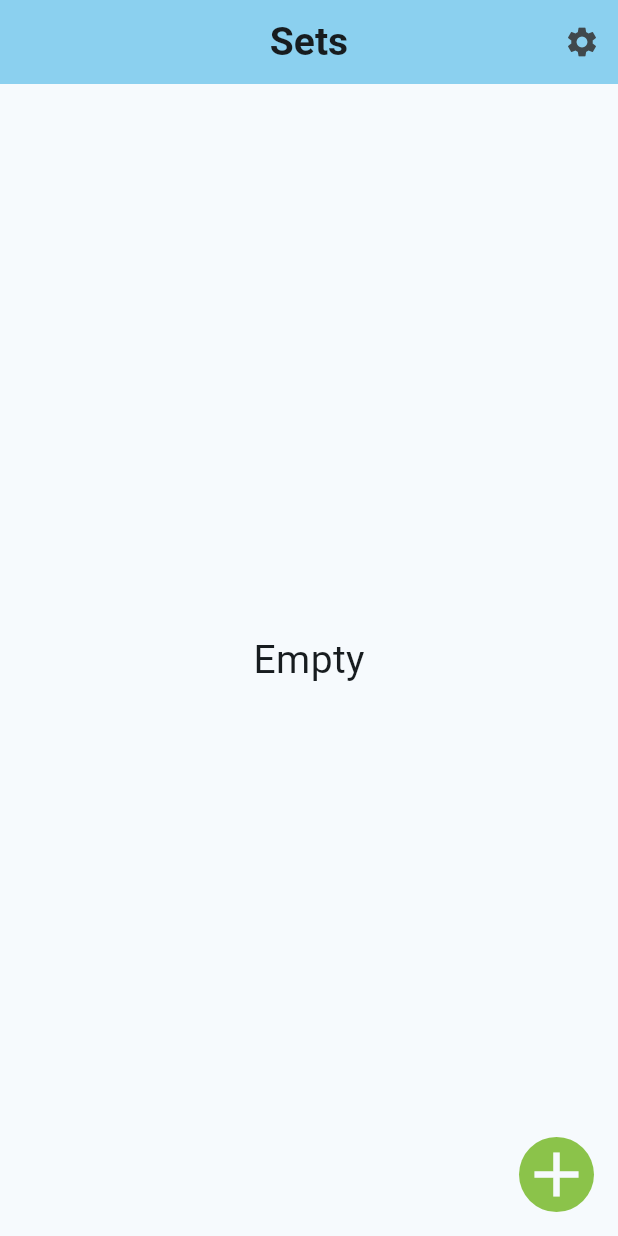
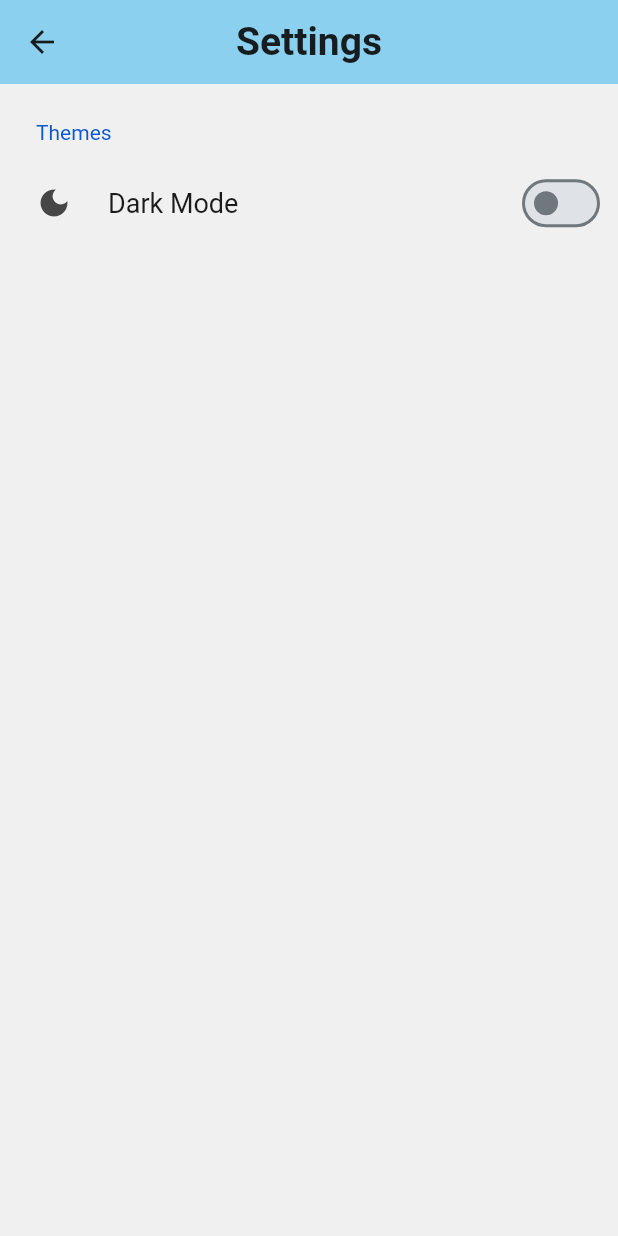
Before and after one commit to ThomasQTruong/Flash-Study, a Flutter app: the screen it shows after launch, after a tap on the "settings" icon, on a phone screen of 412 x 824 dp. Run offline on Flutter 3.47's test engine with Material 2 defaults, Android fonts, the phone set to English and light mode, and no system bars; drawn by our look-alikes of settings_ui; our stand-ins replace file_picker, google_fonts, open_file; Roboto replaces fonts that are missing (Arvo).

Commit message:
Added light/dark mode switch in settings.

```diff
--- a/lib/main.dart
+++ b/lib/main.dart
@@ -1,16 +1,23 @@
 import 'package:flash_study/pages/sets_page.dart';
 import 'package:flutter/material.dart';
 import 'package:google_fonts/google_fonts.dart';
-
-ColorScheme lightMode = ColorScheme.fromSeed(seedColor: const Color.fromARGB(255, 133, 218, 255));
-ColorScheme darkMode = const ColorScheme.dark(primary: Colors.white);
 
 void main() {
   runApp(const FlashStudy());
 }
 
-class FlashStudy extends StatelessWidget {
+class FlashStudy extends StatefulWidget {
   const FlashStudy({super.key});
+
+  @override
+  State<FlashStudy> createState() => FlashStudyState();
+
+  static FlashStudyState of(BuildContext context) =>
+      context.findAncestorStateOfType<FlashStudyState>()!;
+}
+
+class FlashStudyState extends State<FlashStudy>{
+  ThemeMode currentThemeMode = ThemeMode.system;
 
   @override
   Widget build(BuildContext context) {
@@ -20,10 +27,22 @@ class FlashStudy extends StatelessWidget {
       title: "Flash Study",
       theme: ThemeData(
         fontFamily: GoogleFonts.arvo().fontFamily,
-        colorScheme: lightMode,
+        colorScheme: ColorScheme.fromSeed(seedColor: const Color.fromARGB(255, 133, 218, 255)),
         useMaterial3: true,
       ),
+      darkTheme: ThemeData(
+        fontFamily: GoogleFonts.arvo().fontFamily,
+        colorScheme: const ColorScheme.dark(),
+        useMaterial3: true,
+      ),
+      themeMode: currentThemeMode,
       home: const SetsPage(title: "Sets"),
     );
   }
+
+  void changeTheme(ThemeMode themeMode) {
+    setState(() {
+      currentThemeMode = themeMode;
+    });
+  }
 }
--- a/lib/pages/sets_page.dart
+++ b/lib/pages/sets_page.dart
@@ -1,4 +1,5 @@
 import 'package:flash_study/objects/flashcard_set.dart';
+import 'package:flash_study/pages/settings_page.dart';
 import 'package:flutter/material.dart';
 import 'package:file_picker/file_picker.dart';
 import 'package:open_file/open_file.dart';
@@ -70,7 +71,12 @@ class _SetsPageState extends State<SetsPage> {
           // Settings button.
           IconButton(
             icon: const Icon(Icons.settings),
-            onPressed: () {},
+            onPressed: () {
+              Navigator.push(
+                context,
+                MaterialPageRoute(builder: (context) => const SettingsPage(title: "Settings")),
+              );
+            },
           ),
         ],
       ),
@@ -167,9 +173,9 @@ class _SetsPageState extends State<SetsPage> {
           color: Colors.lightGreen,
           borderRadius: BorderRadius.all(Radius.circular(100)),
         ),
-        child: Icon(
+        child: const Icon(
           Icons.add,
-          color: Theme.of(context).canvasColor,
+          color: Colors.white,
           size: 50,
         ),
       ),
--- /dev/null
+++ b/lib/pages/settings_page.dart
@@ -0,0 +1,60 @@
+import 'package:flash_study/main.dart';
+import 'package:flutter/material.dart';
+import 'package:settings_ui/settings_ui.dart';
+
+class SettingsPage extends StatefulWidget {
+  const SettingsPage({super.key, required this.title});
+
+  // Fields in a Widget subclass are always marked "final".
+  final String title;
+
+  @override
+  State<SettingsPage> createState() => _SettingsPageState();
+}
+
+class _SettingsPageState extends State<SettingsPage> {
+  bool isDarkMode = false;
+
+  @override
+  Widget build(BuildContext context) {
+    return Scaffold(
+      appBar: AppBar(
+        backgroundColor: Theme.of(context).colorScheme.inversePrimary,
+        title: Text(
+          widget.title,
+          style: const TextStyle(
+            fontSize: 26,
+            fontWeight: FontWeight.bold,
+          ),
+        ),
+        centerTitle: true,
+      ),
+      body: SettingsList(
+        sections: [
+          SettingsSection(
+            title: const Text("Themes"),
+            tiles: <SettingsTile>[
+              SettingsTile.switchTile(
+                onToggle: (value) {
+                  setState(() {
+                    isDarkMode = !isDarkMode;
+                    changeTheme();
+                  });
+                },
+                initialValue: isDarkMode,
+                leading: const Icon(Icons.dark_mode),
+                title: const Text("Dark Mode"),
+              ),
+            ],
+          ),
+        ],
+      ),
+    );
+  }
+
+  void changeTheme() {
+    setState(() {
+      FlashStudy.of(context).changeTheme(isDarkMode ? ThemeMode.dark : ThemeMode.light);
+    });
+  }
+}
--- a/pubspec.yaml
+++ b/pubspec.yaml
@@ -36,6 +36,7 @@ dependencies:
   file_picker: ^5.3.2
   open_file: ^3.3.2
   google_fonts: ^5.0.0
+  settings_ui: ^2.0.2
 
 dev_dependencies:
   flutter_test:
```
Also changed, not shown: pubspec.lock.
